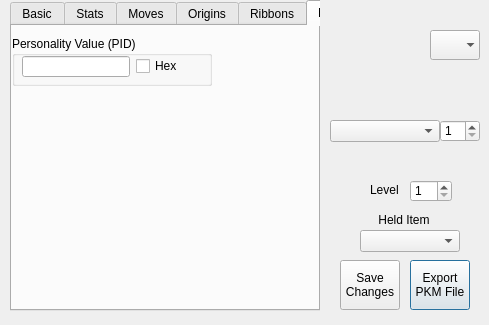
Above: QT Project/pkmviewer.ui from Annovae/PKMDS-G5 before the change. Below: the same form after it.
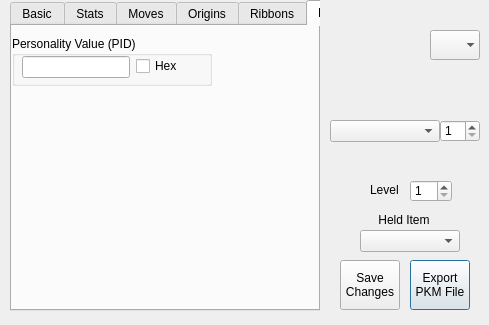
That is the form after the change. The open tabs and pages were chosen to show the change.

```diff
--- a/QT Project/pkmviewer.ui
+++ b/QT Project/pkmviewer.ui
@@ -2160,7 +2160,7 @@
         <x>10</x>
         <y>20</y>
         <width>181</width>
-        <height>21</height>
+        <height>22</height>
        </rect>
       </property>
       <layout class="QFormLayout" name="formLayout">
```
